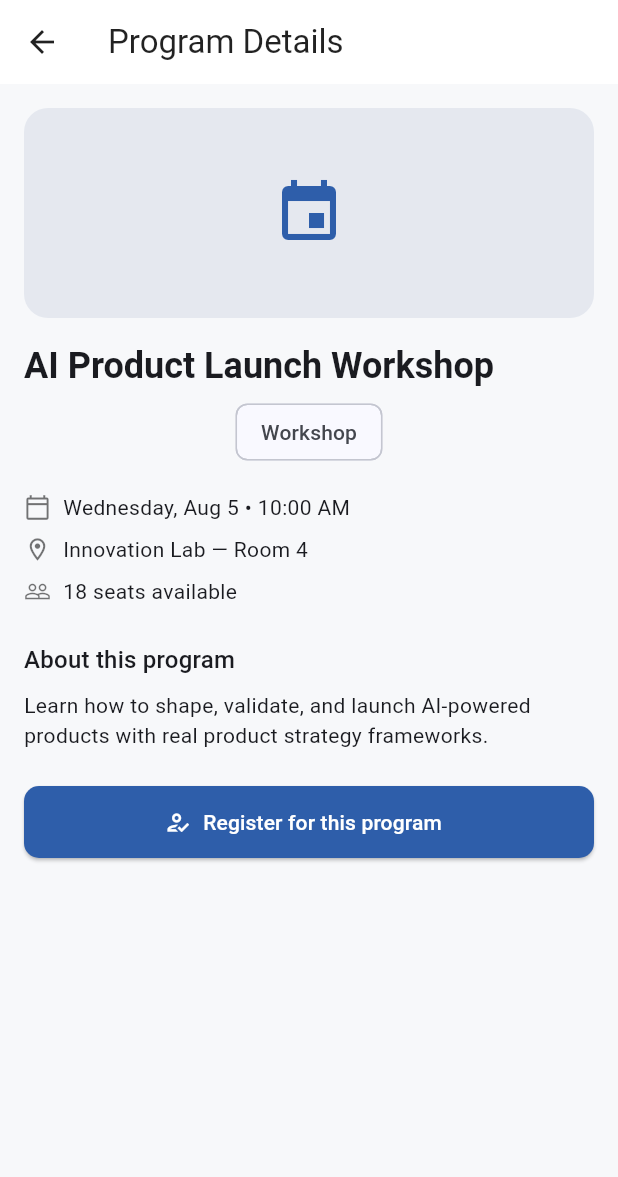
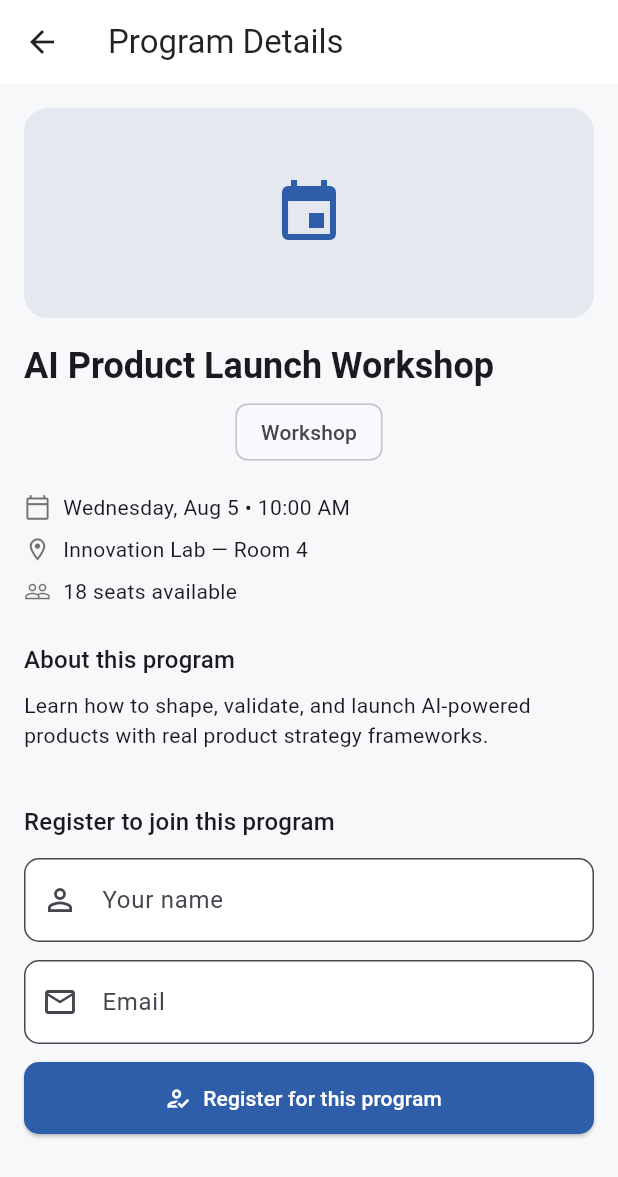
Before and after one commit to rameens587/FLUTTER-APP-week1, a Flutter app: the HomeScreen screen opened by its route, after a tap on "AI Product Launch Workshop", on a phone screen of 412 x 824 dp. Shown: the top 1177 px of the screen. Run offline on Flutter 3.47's test engine with Material 3 defaults, Android fonts, the phone set to English and light mode, and no system bars; our stand-ins replace image_picker, shared_preferences; accounts and stored records are empty.

Commit message:
Added feedback form with validation

```diff
--- a/lib/models/program.dart
+++ b/lib/models/program.dart
@@ -47,14 +47,20 @@ class Program {
 class ProgramRepository {
   static final List<Program> _programs = <Program>[];
   static bool _initialized = false;
+  static Future<void>? _initializationFuture;
 
-  static Future<void> initialize() async {
-    if (_initialized) return;
+  static Future<void> initialize() {
+    _initializationFuture ??= _loadPrograms();
+    return _initializationFuture!;
+  }
 
+  static Future<void> _loadPrograms() async {
     try {
       final raw = await rootBundle.loadString('assets/data/programs.json');
       final decoded = json.decode(raw) as List<dynamic>;
-      _programs.addAll(
+      _programs
+        ..clear()
+        ..addAll(
           decoded.map((item) {
             final map = item as Map<String, dynamic>;
             return Program(
@@ -69,16 +75,39 @@ class ProgramRepository {
           }),
         );
     } catch (_) {
-      _programs.addAll(_fallbackPrograms);
+      _programs
+        ..clear()
+        ..addAll(_fallbackPrograms);
     }
 
     _initialized = true;
   }
 
-  static List<Program> getAll() => List.unmodifiable(_programs);
+  static List<Program> getAll() {
+    if (!_initialized) {
+      initialize();
+      return List.unmodifiable(_fallbackPrograms);
+    }
+    return List.unmodifiable(_programs);
+  }
 
-  static Program getById(String id) =>
-      _programs.firstWhere((p) => p.id == id);
+  static Program getById(String id) {
+    if (!_initialized) {
+      initialize();
+      return _fallbackPrograms.firstWhere(
+        (p) => p.id == id,
+        orElse: () => _fallbackPrograms.first,
+      );
+    }
+
+    return _programs.firstWhere(
+      (p) => p.id == id,
+      orElse: () => _fallbackPrograms.firstWhere(
+        (p) => p.id == id,
+        orElse: () => _fallbackPrograms.first,
+      ),
+    );
+  }
 
   static List<Program> getRegisteredPrograms() {
     return _programs
@@ -110,7 +139,7 @@ class ProgramRepository {
 
   static final List<Program> _fallbackPrograms = [
     Program(
-      id: 'fallback-1',
+      id: 'p1',
       title: 'AI Product Launch Workshop',
       category: 'Workshop',
       description: 'Sample fallback program for offline or missing data.',
@@ -119,7 +148,7 @@ class ProgramRepository {
       seatsAvailable: 18,
     ),
     Program(
-      id: 'fallback-2',
+      id: 'p2',
       title: 'Career Readiness Bootcamp',
       category: 'Bootcamp',
       description: 'Sample fallback program for offline or missing data.',
--- a/lib/screens/program_details_screen.dart
+++ b/lib/screens/program_details_screen.dart
@@ -17,11 +17,19 @@ class ProgramDetailsScreen extends StatefulWidget {
 }
 
 class _ProgramDetailsScreenState extends State<ProgramDetailsScreen> {
+  final _registrationFormKey = GlobalKey<FormState>();
+  final _feedbackFormKey = GlobalKey<FormState>();
+  final _nameController = TextEditingController();
+  final _emailController = TextEditingController();
   final _feedbackController = TextEditingController();
   double _rating = 4;
+  bool _isRegistering = false;
+  bool _isSubmittingFeedback = false;
 
   @override
   void dispose() {
+    _nameController.dispose();
+    _emailController.dispose();
     _feedbackController.dispose();
     super.dispose();
   }
@@ -68,19 +76,78 @@ class _ProgramDetailsScreenState extends State<ProgramDetailsScreen> {
           Text(program.description,
               style: Theme.of(context).textTheme.bodyMedium),
           const SizedBox(height: 24),
-          ElevatedButton.icon(
-            icon: Icon(AuthRepository.isProgramRegistered(program.id)
-                ? Icons.check_circle_outline
-                : Icons.how_to_reg_outlined),
-            label: Text(AuthRepository.isProgramRegistered(program.id)
-                ? 'Registered'
-                : 'Register for this program'),
-            onPressed: () async {
-              await ProgramRepository.toggleRegistration(program.id);
-              setState(() {});
+          if (!AuthRepository.isProgramRegistered(program.id)) ...[
+            Form(
+              key: _registrationFormKey,
+              child: Column(
+                crossAxisAlignment: CrossAxisAlignment.start,
+                children: [
+                  const SizedBox(height: 12),
+                  Text('Register to join this program',
+                      style: Theme.of(context).textTheme.titleMedium),
+                  const SizedBox(height: 12),
+                  TextFormField(
+                    controller: _nameController,
+                    decoration: const InputDecoration(
+                      labelText: 'Your name',
+                      prefixIcon: Icon(Icons.person_outline),
+                    ),
+                    validator: (value) {
+                      if (value == null || value.trim().isEmpty) {
+                        return 'Please enter your name';
+                      }
+                      return null;
                     },
                   ),
-          if (AuthRepository.isProgramRegistered(program.id)) ...[
+                  const SizedBox(height: 12),
+                  TextFormField(
+                    controller: _emailController,
+                    keyboardType: TextInputType.emailAddress,
+                    decoration: const InputDecoration(
+                      labelText: 'Email',
+                      prefixIcon: Icon(Icons.email_outlined),
+                    ),
+                    validator: (value) {
+                      if (value == null || value.trim().isEmpty) {
+                        return 'Please enter your email';
+                      }
+                      if (!AuthRepository.isValidEmail(value.trim())) {
+                        return 'Please enter a valid email';
+                      }
+                      return null;
+                    },
+                  ),
+                  const SizedBox(height: 12),
+                  ElevatedButton.icon(
+                    onPressed: _isRegistering
+                        ? null
+                        : () async {
+                            if (!_registrationFormKey.currentState!.validate()) {
+                              return;
+                            }
+
+                            setState(() => _isRegistering = true);
+                            await Future.delayed(const Duration(milliseconds: 600));
+                            await ProgramRepository.toggleRegistration(program.id);
+                            if (!mounted) return;
+                            setState(() => _isRegistering = false);
+                            ScaffoldMessenger.of(context).showSnackBar(
+                              const SnackBar(content: Text('Registration successful!')),
+                            );
+                          },
+                    icon: _isRegistering
+                        ? const SizedBox(
+                            width: 18,
+                            height: 18,
+                            child: CircularProgressIndicator(strokeWidth: 2),
+                          )
+                        : const Icon(Icons.how_to_reg_outlined),
+                    label: Text(_isRegistering ? 'Registering...' : 'Register for this program'),
+                  ),
+                ],
+              ),
+            ),
+          ] else ...[
             const SizedBox(height: 24),
             const Divider(),
             const SizedBox(height: 8),
@@ -98,22 +165,50 @@ class _ProgramDetailsScreenState extends State<ProgramDetailsScreen> {
                 );
               }),
             ),
-            TextField(
+            Form(
+              key: _feedbackFormKey,
+              child: Column(
+                children: [
+                  TextFormField(
                     controller: _feedbackController,
                     maxLines: 3,
                     decoration: const InputDecoration(
                       hintText: 'Share your thoughts about this program...',
                     ),
+                    validator: (value) {
+                      if (value == null || value.trim().isEmpty) {
+                        return 'Please enter your feedback';
+                      }
+                      return null;
+                    },
                   ),
                   const SizedBox(height: 12),
                   ElevatedButton(
-              onPressed: () {
+                    onPressed: _isSubmittingFeedback
+                        ? null
+                        : () async {
+                            if (!_feedbackFormKey.currentState!.validate()) {
+                              return;
+                            }
+                            setState(() => _isSubmittingFeedback = true);
+                            await Future.delayed(const Duration(milliseconds: 400));
+                            if (!mounted) return;
+                            setState(() => _isSubmittingFeedback = false);
                             ScaffoldMessenger.of(context).showSnackBar(
                               const SnackBar(content: Text('Thanks for your feedback!')),
                             );
                             _feedbackController.clear();
                           },
-              child: const Text('Submit Feedback'),
+                    child: _isSubmittingFeedback
+                        ? const SizedBox(
+                            width: 18,
+                            height: 18,
+                            child: CircularProgressIndicator(strokeWidth: 2),
+                          )
+                        : const Text('Submit Feedback'),
+                  ),
+                ],
+              ),
             ),
           ],
         ],
```
Also changed, not shown: 2 other files. Lines whose indentation alone changed are shown as unchanged.
